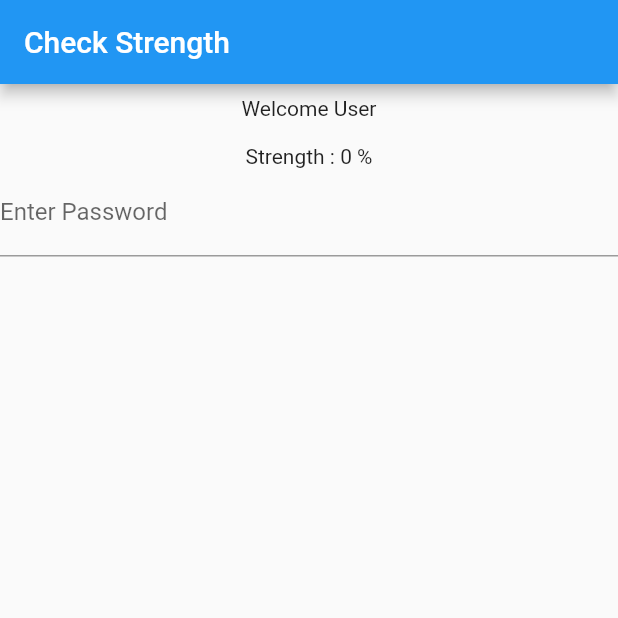
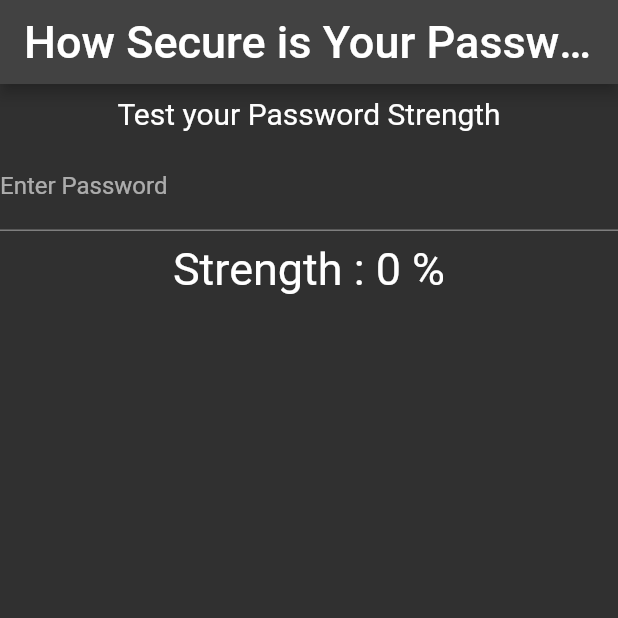
Before and after one commit to ramkinkargithub/password-strength-app, a Flutter app: the screen it shows after launch, on a phone screen of 412 x 824 dp, the top half of it. Run offline on Flutter 3.47's test engine with Material 2 defaults, Android fonts, the light colour scheme and no system bars.

Commit message:
Update main.dart

```diff
--- a/lib/main.dart
+++ b/lib/main.dart
@@ -1,5 +1,4 @@
 // ignore_for_file: use_key_in_widget_constructors, prefer_const_constructors, prefer_const_literals_to_create_immutables
-
 import 'package:flutter/material.dart';
 
 void main() {
@@ -56,24 +55,34 @@ class _MyAppState extends State<MyApp> {
   Widget build(BuildContext context) {
     return MaterialApp(
       title: 'Password Strength',
+      theme: ThemeData.dark(),
       home: Scaffold(
         appBar: AppBar(
-          title: Text("Check Strength"),
+          title: Text("How Secure is Your Password ?",
+              style: TextStyle(fontSize: 30)),
         ),
         body: Center(
           child: Column(
             children: <Widget>[
               Card(elevation: 10),
-              Text("Welcome User"),
+              Text(
+                "Test your Password Strength",
+                style: TextStyle(fontSize: 20),
+              ),
               Card(elevation: 10),
-              Card(elevation: 10),
-              Text("Strength : $strength %"),
               TextField(
                 decoration: InputDecoration(labelText: 'Enter Password'),
                 onSubmitted: (val) {
                   strength = updateStrength(val);
                   print(val);
                 },
+              ),
+              Card(elevation: 10),
+              Text(
+                "Strength : $strength %",
+                style: TextStyle(
+                  fontSize: 30,
+                ),
               ),
               Card(
                 elevation: 10,
```
